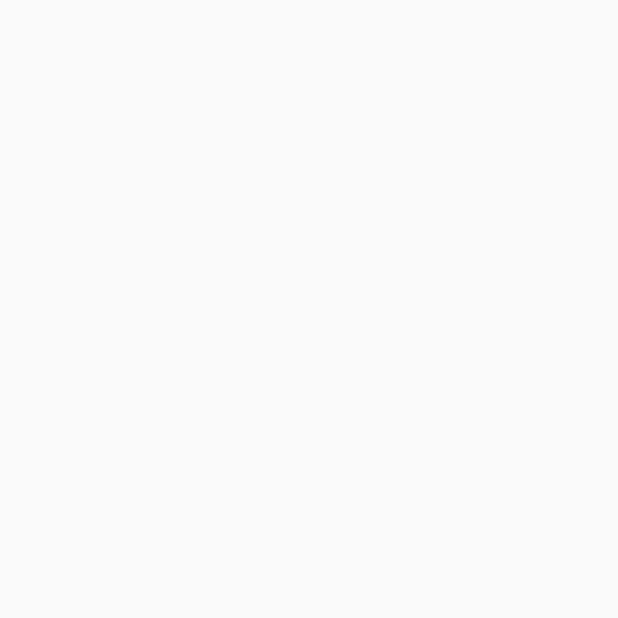
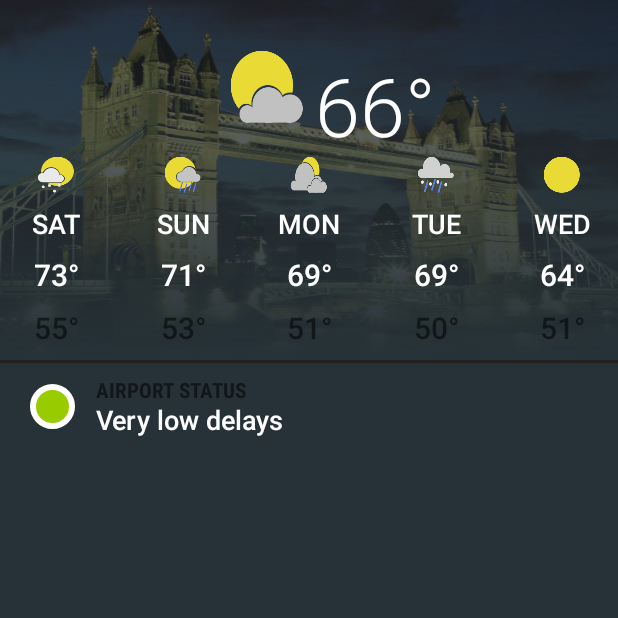
Before and after one commit to steve1rm/flighttrack, an Android app: the screen it shows after launch (MainActivity), on a phone screen of 412 x 824 dp, the top half of it. Before the commit the part shown is empty. Run offline under Robolectric (Android 15) with nearby library versions, the phone set to English and light mode, and no system bars.

Commit message:
Added airport status and transparent background

```diff
--- a/app/src/main/java/me/androidbox/flighttrack/MainActivity.java
+++ b/app/src/main/java/me/androidbox/flighttrack/MainActivity.java
@@ -1,5 +1,6 @@
 package me.androidbox.flighttrack;
 
+import android.app.FragmentTransaction;
 import android.support.v7.app.AppCompatActivity;
 import android.os.Bundle;
 
@@ -9,5 +10,11 @@ public class MainActivity extends AppCompatActivity {
     protected void onCreate(Bundle savedInstanceState) {
         super.onCreate(savedInstanceState);
         setContentView(R.layout.activity_main);
+
+        if(savedInstanceState == null) {
+            FragmentTransaction fragmentTransaction = getFragmentManager().beginTransaction();
+            fragmentTransaction.add(R.id.fragment_container, new MainFragment(), "MainFragment");
+            fragmentTransaction.commit();
+        }
     }
 }
--- a/app/src/main/java/me/androidbox/flighttrack/MainFragment.java
+++ b/app/src/main/java/me/androidbox/flighttrack/MainFragment.java
@@ -1,8 +1,7 @@
 package me.androidbox.flighttrack;
 
-
 import android.os.Bundle;
-import android.support.v4.app.Fragment;
+import android.app.Fragment;
 import android.view.LayoutInflater;
 import android.view.View;
 import android.view.ViewGroup;
--- /dev/null
+++ b/app/src/main/res/drawable/background_layerlist.xml
@@ -0,0 +1,21 @@
+<?xml version="1.0" encoding="utf-8"?>
+<layer-list xmlns:android="http://schemas.android.com/apk/res/android">
+    <item>
+        <bitmap android:src="@drawable/towerbridge_320dp"/>
+    </item>
+
+    <item>
+        <shape android:shape="rectangle">
+            <solid android:color="@color/backgroundDarkPicture"/>
+        </shape>
+    </item>
+
+    <item>
+        <shape android:shape="rectangle">
+            <gradient
+                android:angle="90"
+                android:endColor="@android:color/transparent"
+                android:startColor="@color/mainBackground"/>
+        </shape>
+    </item>
+</layer-list>
--- /dev/null
+++ b/app/src/main/res/drawable/button.xml
@@ -0,0 +1,6 @@
+<?xml version="1.0" encoding="utf-8"?>
+<shape xmlns:android="http://schemas.android.com/apk/res/android">
+    <solid android:color="@color/mainBackground"/>
+    <stroke android:color="@color/backgroundDark" android:width="2dp"/>
+    <corners android:radius="2dp"/>
+</shape>
--- /dev/null
+++ b/app/src/main/res/drawable/sun.xml
@@ -0,0 +1,9 @@
+<?xml version="1.0" encoding="utf-8"?>
+<shape xmlns:android="http://schemas.android.com/apk/res/android"
+    android:shape="oval">
+
+    <solid android:color="@android:color/holo_green_light" />
+    <stroke
+        android:width="4dp"
+        android:color="@android:color/white" />
+</shape>
--- /dev/null
+++ b/app/src/main/res/layout/airport_status.xml
@@ -0,0 +1,43 @@
+<?xml version="1.0" encoding="utf-8"?>
+<RelativeLayout xmlns:android="http://schemas.android.com/apk/res/android"
+    android:layout_width="match_parent"
+    android:layout_height="50dp"
+    android:background="@android:color/transparent">
+
+    <ImageView
+        android:id="@+id/sun"
+        android:layout_width="30dp"
+        android:layout_height="30dp"
+        android:layout_centerVertical="true"
+        android:layout_marginStart="20dp"
+        android:layout_marginLeft="20dp"
+        android:src="@drawable/sun"/>
+
+    <TextView
+        android:id="@+id/tvStatus"
+        android:layout_width="match_parent"
+        android:layout_height="wrap_content"
+        android:layout_toRightOf="@id/sun"
+        android:layout_toEndOf="@id/sun"
+        android:layout_marginTop="4dp"
+        android:layout_marginStart="14dp"
+        android:text="AIRPORT STATUS"
+        android:textSize="14sp"
+        android:textStyle="bold"
+        android:fontFamily="sans-serif-condensed"/>
+
+    <TextView
+        android:id="@+id/tvDescription"
+        android:layout_width="match_parent"
+        android:layout_height="wrap_content"
+        android:layout_toRightOf="@id/sun"
+        android:layout_toEndOf="@id/sun"
+        android:layout_alignParentBottom="true"
+        android:layout_marginBottom="4dp"
+        android:layout_marginStart="14dp"
+        android:text="Very low delays"
+        android:textSize="18sp"
+        android:textColor="@android:color/white"
+        android:fontFamily="sans-serif-medium"/>
+
+</RelativeLayout>
--- /dev/null
+++ b/app/src/main/res/layout/details.xml
@@ -0,0 +1,49 @@
+<?xml version="1.0" encoding="utf-8"?>
+<RelativeLayout xmlns:android="http://schemas.android.com/apk/res/android"
+    android:layout_width="match_parent"
+    android:layout_height="240dp"
+    android:paddingTop="34dp"
+    android:paddingBottom="8dp"
+    android:background="@drawable/background_layerlist">
+
+    <Space
+        android:id="@+id/centerHolder"
+        android:layout_width="0dp"
+        android:layout_height="0dp"
+        android:layout_marginLeft="4dp"
+        android:layout_marginStart="4dp"
+        android:layout_marginEnd="4dp"
+        android:layout_marginRight="4dp"
+        android:layout_centerHorizontal="true"/>
+
+    <ImageView
+        android:layout_width="wrap_content"
+        android:layout_height="wrap_content"
+        android:layout_toLeftOf="@id/centerHolder"
+        android:layout_toStartOf="@id/centerHolder"
+        android:src="@drawable/partlysunny_48dp"
+        android:scaleType="centerInside"/>
+
+    <TextView
+        android:layout_width="wrap_content"
+        android:layout_height="wrap_content"
+        android:layout_toRightOf="@id/centerHolder"
+        android:layout_toEndOf="@id/centerHolder"
+        android:text="66\u00B0"
+        android:textSize="54sp"
+        android:fontFamily="sans-serif-light"
+        android:textColor="@android:color/white"/>
+
+    <include
+        layout="@layout/temperatures"
+        android:layout_height="wrap_content"
+        android:layout_width="match_parent"
+        android:layout_alignParentBottom="true"/>
+
+   <!-- <ImageView
+        android:layout_width="match_parent"
+        android:layout_height="wrap_content"
+        android:src="@drawable/towerbridge_320dp"
+        android:scaleType="centerCrop"/>-->
+
+</RelativeLayout>
--- a/app/src/main/res/layout/fragment_main.xml
+++ b/app/src/main/res/layout/fragment_main.xml
@@ -1,12 +1,23 @@
-<RelativeLayout
+<LinearLayout
     xmlns:android="http://schemas.android.com/apk/res/android"
     xmlns:tools="http://schemas.android.com/tools"
+    android:orientation="vertical"
     android:layout_width="match_parent"
     android:layout_height="match_parent"
     tools:context="me.androidbox.flighttrack.MainFragment"
     android:background="@color/mainBackground">
 
     <include
-        layout="@layout/temperatures"/>
+        layout="@layout/details"/>
 
-</RelativeLayout>
+    <View
+        android:layout_width="match_parent"
+        android:layout_height="2dp"
+        android:background="@color/backgroundDark"/>
+
+    <include
+        android:layout_height="50dp"
+        android:layout_width="match_parent"
+        android:layout_marginTop="4dp"
+        layout="@layout/airport_status"/>
+</LinearLayout>
--- a/app/src/main/res/layout/temperatures.xml
+++ b/app/src/main/res/layout/temperatures.xml
@@ -60,7 +60,8 @@
     <TextView
         app:layout_gravity="center"
         android:text="SAT"
-        android:textSize="14sp"
+        android:textSize="18sp"
+        android:textColor="@android:color/white"
         android:fontFamily="sans-serif-medium"/>
 
     <Space
@@ -69,7 +70,8 @@
     <TextView
         app:layout_gravity="center"
         android:text="SUN"
-        android:textSize="14sp"
+        android:textSize="18sp"
+        android:textColor="@android:color/white"
         android:fontFamily="sans-serif-medium"/>
 
     <Space
@@ -78,7 +80,8 @@
     <TextView
         app:layout_gravity="center"
         android:text="MON"
-        android:textSize="14sp"
+        android:textSize="18sp"
+        android:textColor="@android:color/white"
         android:fontFamily="sans-serif-medium"/>
 
     <Space
@@ -87,7 +90,8 @@
     <TextView
         app:layout_gravity="center"
         android:text="TUE"
-        android:textSize="14sp"
+        android:textSize="18sp"
+        android:textColor="@android:color/white"
         android:fontFamily="sans-serif-medium"/>
 
     <Space
@@ -96,7 +100,8 @@
     <TextView
         app:layout_gravity="center"
         android:text="WED"
-        android:textSize="14sp"
+        android:textSize="18sp"
+        android:textColor="@android:color/white"
         android:fontFamily="sans-serif-medium"/>
 
     <!-- Third Row -->
@@ -107,7 +112,8 @@
     <TextView
         app:layout_gravity="center"
         android:text="73\u00B0"
-        android:textSize="14sp"
+        android:textSize="20sp"
+        android:textColor="@android:color/white"
         android:fontFamily="sans-serif-medium"/>
 
     <Space
@@ -116,7 +122,8 @@
     <TextView
         app:layout_gravity="center"
         android:text="71\u00B0"
-        android:textSize="14sp"
+        android:textSize="20sp"
+        android:textColor="@android:color/white"
         android:fontFamily="sans-serif-medium"/>
 
     <Space
@@ -125,7 +132,8 @@
     <TextView
         app:layout_gravity="center"
         android:text="69\u00B0"
-        android:textSize="14sp"
+        android:textSize="20sp"
+        android:textColor="@android:color/white"
         android:fontFamily="sans-serif-medium"/>
 
     <Space
@@ -134,7 +142,8 @@
     <TextView
         app:layout_gravity="center"
         android:text="69\u00B0"
-        android:textSize="14sp"
+        android:textSize="20sp"
+        android:textColor="@android:color/white"
         android:fontFamily="sans-serif-medium"/>
 
     <Space
@@ -143,7 +152,8 @@
     <TextView
         app:layout_gravity="center"
         android:text="64\u00B0"
-        android:textSize="14sp"
+        android:textSize="20sp"
+        android:textColor="@android:color/white"
         android:fontFamily="sans-serif-medium"/>
 
     <!--Forth Row -->
@@ -154,7 +164,7 @@
     <TextView
         app:layout_gravity="center"
         android:text="55\u00B0"
-        android:textSize="14sp"
+        android:textSize="20sp"
         android:fontFamily="sans-serif-medium"/>
 
     <Space
@@ -163,7 +173,7 @@
     <TextView
         app:layout_gravity="center"
         android:text="53\u00B0"
-        android:textSize="14sp"
+        android:textSize="20sp"
         android:fontFamily="sans-serif-medium"/>
 
     <Space
@@ -172,7 +182,7 @@
     <TextView
         app:layout_gravity="center"
         android:text="51\u00B0"
-        android:textSize="14sp"
+        android:textSize="20sp"
         android:fontFamily="sans-serif-medium"/>
 
     <Space
@@ -181,7 +191,7 @@
     <TextView
         app:layout_gravity="center"
         android:text="50\u00B0"
-        android:textSize="14sp"
+        android:textSize="20sp"
         android:fontFamily="sans-serif-medium"/>
 
     <Space
@@ -190,7 +200,7 @@
     <TextView
         app:layout_gravity="center"
         android:text="51\u00B0"
-        android:textSize="14sp"
+        android:textSize="20sp"
         android:fontFamily="sans-serif-medium"/>
 
 </android.support.v7.widget.GridLayout>
--- a/app/src/main/res/values/colors.xml
+++ b/app/src/main/res/values/colors.xml
@@ -8,4 +8,7 @@
     <color name="mainBackground">#263238</color>
     <!-- Grey 900 -->
     <color name="backgroundDark">#212121</color>
+
+    <!-- Grey 900 transparency -->
+    <color name="backgroundDarkPicture">#99212121</color>
 </resources>
```
